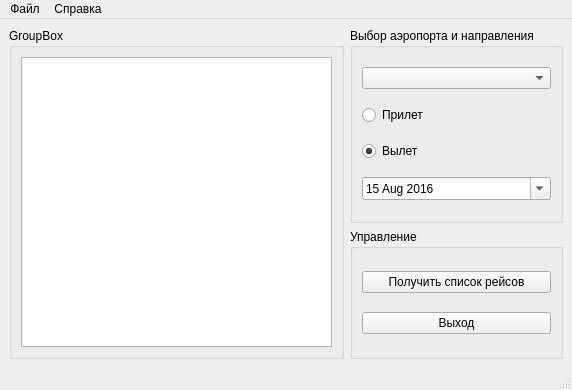
This is mainwindow.ui in MiBeloz/HW-qt7-diplom as Qt 5 draws it before an edit. The edited form follows.
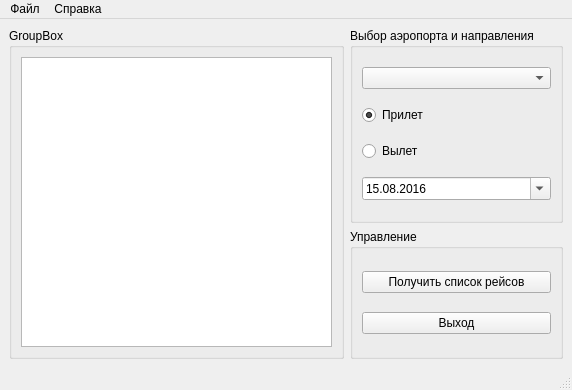
This is the edited form.

The edit to the form file:
```diff
--- a/mainwindow.ui
+++ b/mainwindow.ui
@@ -55,6 +55,9 @@
            <property name="text">
             <string>Прилет</string>
            </property>
+           <property name="checked">
+            <bool>true</bool>
+           </property>
           </widget>
          </item>
          <item>
@@ -63,7 +66,7 @@
             <string>Вылет</string>
            </property>
            <property name="checked">
-            <bool>true</bool>
+            <bool>false</bool>
            </property>
           </widget>
          </item>
@@ -92,6 +95,9 @@
            <property name="currentSection">
             <enum>QDateTimeEdit::DaySection</enum>
            </property>
+           <property name="displayFormat">
+            <string>dd.MM.yyyy</string>
+           </property>
            <property name="calendarPopup">
             <bool>true</bool>
            </property>
```
